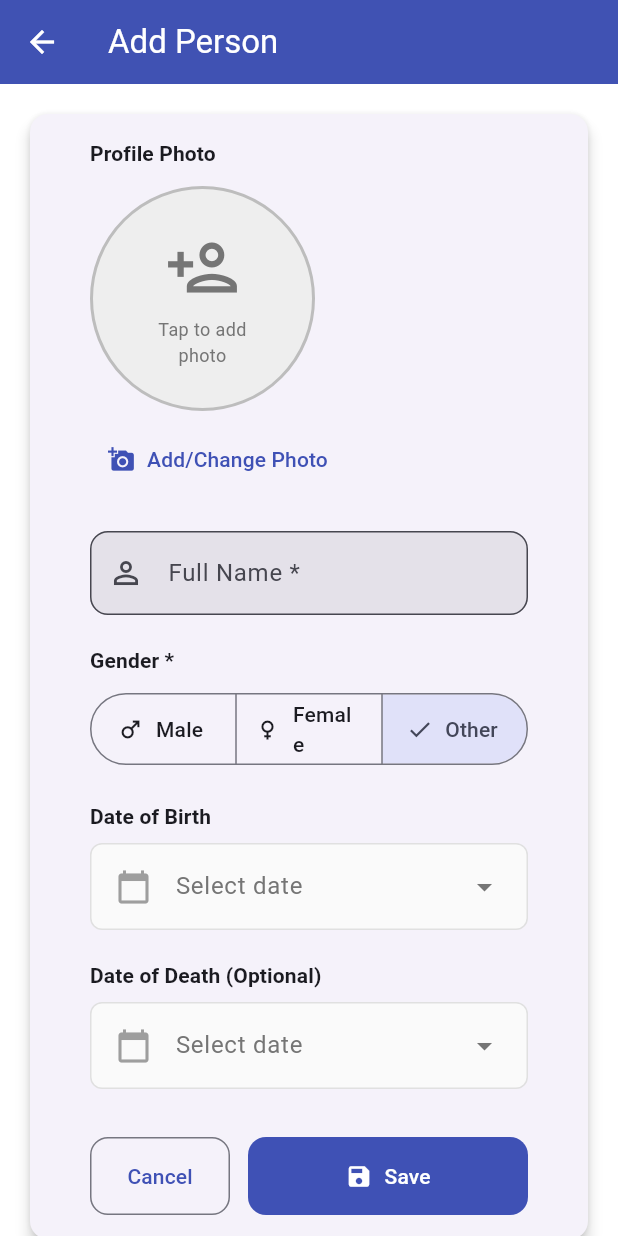
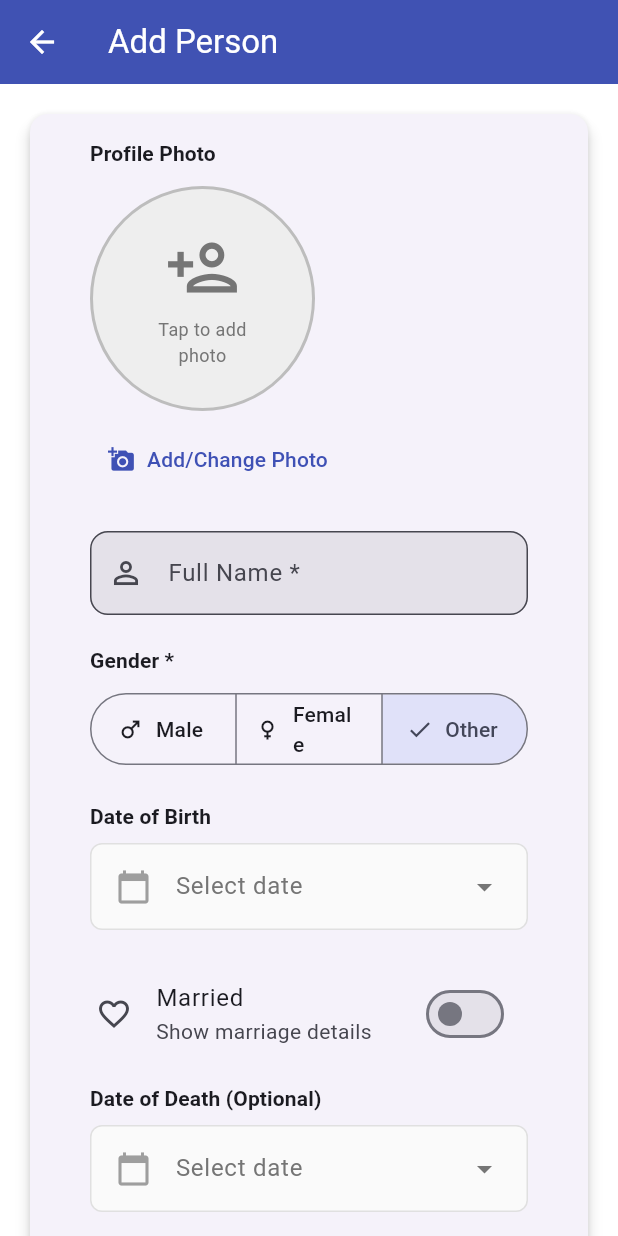
Before and after one commit to BackershanT/kuttiyattel_family_tree, a Flutter app: the _AddPersonContent screen opened directly, on a phone screen of 412 x 824 dp. Run offline on Flutter 3.47's test engine with Material 3 defaults, Android fonts, the phone set to English and light mode, and no system bars; our stand-ins replace cached_network_image, equatable, flutter_bloc, flutter_dotenv, go_router, image_picker and 2 more; missing offline and left inert: graphview; accounts and stored records are empty; network calls fail.

Commit message:
feat: introduce person management feature including data model, repository, BLoC, and UI components.

```diff
--- a/lib/features/persons/data/models/person_model.dart
+++ b/lib/features/persons/data/models/person_model.dart
@@ -4,6 +4,7 @@ class Person {
   final String name;
   final String? gender;
   final DateTime? dateOfBirth;
+  final DateTime? marriageDate;
   final DateTime? dateOfDeath;
   final String? photoUrl;
   final DateTime? createdAt;
@@ -13,6 +14,7 @@ class Person {
     required this.name,
     this.gender,
     this.dateOfBirth,
+    this.marriageDate,
     this.dateOfDeath,
     this.photoUrl,
     this.createdAt,
@@ -25,6 +27,9 @@ class Person {
       gender: map['gender'] as String?,
       dateOfBirth: map['dob'] != null
           ? DateTime.parse(map['dob'] as String)
+          : null,
+      marriageDate: map['marriage_date'] != null
+          ? DateTime.parse(map['marriage_date'] as String)
           : null,
       dateOfDeath: map['dod'] != null
           ? DateTime.parse(map['dod'] as String)
@@ -42,6 +47,7 @@ class Person {
       'name': name,
       'gender': gender,
       'dob': dateOfBirth?.toIso8601String(),
+      'marriage_date': marriageDate?.toIso8601String(),
       'dod': dateOfDeath?.toIso8601String(),
       'photo_url': photoUrl,
       'created_at': createdAt?.toIso8601String(),
--- a/lib/features/persons/data/repositories/person_repository.dart
+++ b/lib/features/persons/data/repositories/person_repository.dart
@@ -39,6 +39,7 @@ class PersonRepository {
     required String name,
     String? gender,
     DateTime? dateOfBirth,
+    DateTime? marriageDate,
     DateTime? dateOfDeath,
     String? photoUrl,
   }) async {
@@ -47,9 +48,15 @@ class PersonRepository {
         'name': name,
         if (gender != null) 'gender': gender,
         if (dateOfBirth != null) 'dob': dateOfBirth.toIso8601String(),
+        if (marriageDate != null) 'marriage_date': marriageDate.toIso8601String(),
         if (dateOfDeath != null) 'dod': dateOfDeath.toIso8601String(),
         if (photoUrl != null) 'photo_url': photoUrl,
       };
+
+      print('═══════════════════════════════════════════════════════════');
+      print('PERSON REPOSITORY: INSERTING DATA');
+      print('Data: $data');
+      print('═══════════════════════════════════════════════════════════');
 
       final response = await _client
           .from(SupabaseConfig.personsTable)
@@ -91,6 +98,7 @@ class PersonRepository {
     required String name,
     String? gender,
     DateTime? dateOfBirth,
+    DateTime? marriageDate,
     DateTime? dateOfDeath,
     String? photoUrl,
   }) async {
@@ -99,6 +107,7 @@ class PersonRepository {
         'name': name,
         if (gender != null) 'gender': gender,
         if (dateOfBirth != null) 'dob': dateOfBirth.toIso8601String(),
+        if (marriageDate != null) 'marriage_date': marriageDate.toIso8601String(),
         if (dateOfDeath != null) 'dod': dateOfDeath.toIso8601String(),
         if (photoUrl != null) 'photo_url': photoUrl,
       };
--- a/lib/features/persons/presentation/bloc/person_bloc.dart
+++ b/lib/features/persons/presentation/bloc/person_bloc.dart
@@ -36,6 +36,7 @@ class PersonBloc extends Bloc<PersonEvent, PersonState> {
         name: event.name,
         gender: event.gender,
         dateOfBirth: event.dateOfBirth,
+        marriageDate: event.marriageDate,
         dateOfDeath: event.dateOfDeath,
         photoUrl: event.photoUrl,
       );
@@ -55,6 +56,7 @@ class PersonBloc extends Bloc<PersonEvent, PersonState> {
         name: event.name,
         gender: event.gender,
         dateOfBirth: event.dateOfBirth,
+        marriageDate: event.marriageDate,
         dateOfDeath: event.dateOfDeath,
         photoUrl: event.photoUrl,
       );
--- a/lib/features/persons/presentation/bloc/person_event.dart
+++ b/lib/features/persons/presentation/bloc/person_event.dart
@@ -13,6 +13,7 @@ class AddPersonEvent extends PersonEvent {
   final String name;
   final String? gender;
   final DateTime? dateOfBirth;
+  final DateTime? marriageDate;
   final DateTime? dateOfDeath;
   final String? photoUrl;
 
@@ -20,12 +21,13 @@ class AddPersonEvent extends PersonEvent {
     required this.name,
     this.gender,
     this.dateOfBirth,
+    this.marriageDate,
     this.dateOfDeath,
     this.photoUrl,
   });
 
   @override
-  List<Object?> get props => [name, gender, dateOfBirth, dateOfDeath, photoUrl];
+  List<Object?> get props => [name, gender, dateOfBirth, marriageDate, dateOfDeath, photoUrl];
 }
 
 class UpdatePersonEvent extends PersonEvent {
@@ -33,6 +35,7 @@ class UpdatePersonEvent extends PersonEvent {
   final String name;
   final String? gender;
   final DateTime? dateOfBirth;
+  final DateTime? marriageDate;
   final DateTime? dateOfDeath;
   final String? photoUrl;
 
@@ -41,12 +44,13 @@ class UpdatePersonEvent extends PersonEvent {
     required this.name,
     this.gender,
     this.dateOfBirth,
+    this.marriageDate,
     this.dateOfDeath,
     this.photoUrl,
   });
 
   @override
-  List<Object?> get props => [id, name, gender, dateOfBirth, dateOfDeath, photoUrl];
+  List<Object?> get props => [id, name, gender, dateOfBirth, marriageDate, dateOfDeath, photoUrl];
 }
 
 class DeletePersonEvent extends PersonEvent {
--- a/lib/features/persons/presentation/screens/add_person_screen.dart
+++ b/lib/features/persons/presentation/screens/add_person_screen.dart
@@ -25,6 +25,7 @@ class _AddPersonContent extends StatelessWidget {
     required String name,
     required String? gender,
     required DateTime? dob,
+    required DateTime? marriageDate,
     required DateTime? dod,
     required String? photoUrl,
   }) {
@@ -42,6 +43,7 @@ class _AddPersonContent extends StatelessWidget {
             Text('Name: $name'),
             if (gender != null) Text('Gender: $gender'),
             if (dob != null) Text('DOB: ${_formatDate(dob)}'),
+            if (marriageDate != null) Text('Marriage: ${_formatDate(marriageDate)}'),
             if (dod != null) Text('DOD: ${_formatDate(dod)}'),
             if (photoUrl != null) const Text('Photo: ✓'),
           ],
@@ -60,6 +62,7 @@ class _AddPersonContent extends StatelessWidget {
               print('Name: $name');
               print('Gender: ${gender ?? "Not specified"}');
               print('Date of Birth: ${dob != null ? _formatDate(dob) : "Not specified"}');
+              print('Marriage Date: ${marriageDate != null ? _formatDate(marriageDate) : "Not specified"}');
               print('Date of Death: ${dod != null ? _formatDate(dod) : "Not specified"}');
               print('Photo URL: ${photoUrl ?? "No photo"}');
               print('Timestamp: ${DateTime.now().toString()}');
@@ -72,6 +75,7 @@ class _AddPersonContent extends StatelessWidget {
                   name: name,
                   gender: gender,
                   dateOfBirth: dob,
+                  marriageDate: marriageDate,
                   dateOfDeath: dod,
                   photoUrl: photoUrl,
                 ),
@@ -112,8 +116,8 @@ class _AddPersonContent extends StatelessWidget {
                 behavior: SnackBarBehavior.floating,
               ),
             );
-            // Navigate back to home
-            context.go('/');
+            // Navigate back to family members
+            context.go('/familymembers');
           } else if (state is PersonsError) {
             ScaffoldMessenger.of(context).showSnackBar(
               SnackBar(
@@ -131,7 +135,7 @@ class _AddPersonContent extends StatelessWidget {
           if (isLoading) {
             return Stack(
               children: [
-                _buildForm(context),
+                _buildForm(context, true),
                 Container(
                   color: Colors.black26,
                   child: const Center(
@@ -142,13 +146,13 @@ class _AddPersonContent extends StatelessWidget {
             );
           }
 
-          return _buildForm(context);
+          return _buildForm(context, false);
         },
       ),
     );
   }
 
-  Widget _buildForm(BuildContext context) {
+  Widget _buildForm(BuildContext context, bool isLoading) {
     return Container(
       color: Theme.of(context).colorScheme.surface,
       child: SingleChildScrollView(
@@ -164,19 +168,20 @@ class _AddPersonContent extends StatelessWidget {
               child: Padding(
                 padding: const EdgeInsets.all(16),
                 child: PersonFormWidget(
-                  isLoading: false,
-                  onSave: (name, gender, dob, dod, photoUrl) {
+                  isLoading: isLoading,
+                  onSave: (name, gender, dob, marriageDate, dod, photoUrl) {
                     _handleSave(
                       context: context,
                       name: name,
                       gender: gender,
                       dob: dob,
+                      marriageDate: marriageDate,
                       dod: dod,
                       photoUrl: photoUrl,
                     );
                   },
                   onCancel: () {
-                    context.go('/');
+                    context.go('/familymembers');
                   },
                 ),
               ),
--- a/lib/features/persons/presentation/screens/person_details_screen.dart
+++ b/lib/features/persons/presentation/screens/person_details_screen.dart
@@ -209,11 +209,6 @@ class _PersonDetailsScreenState extends State<PersonDetailsScreen> {
       appBar: AppBar(
         title: const Text('Person Details'),
         actions: [
-          IconButton(
-            icon: const Icon(Icons.edit),
-            onPressed: () => context.push('/edit-person/$widget.personId'),
-            tooltip: 'Edit',
-          ),
           IconButton(
             icon: const Icon(Icons.delete_outline, color: Colors.red),
             onPressed: _isLoading ? null : _showDeleteConfirmation,
--- a/lib/features/persons/presentation/widgets/person_form_widget.dart
+++ b/lib/features/persons/presentation/widgets/person_form_widget.dart
@@ -8,10 +8,11 @@ class PersonFormWidget extends StatefulWidget {
   final String? initialName;
   final String? initialGender;
   final DateTime? initialDob;
+  final DateTime? initialMarriageDate;
   final DateTime? initialDod;
   final String? initialPhotoUrl;
   final bool isLoading;
-  final Function(String name, String? gender, DateTime? dob, DateTime? dod, String? photoUrl)
+  final Function(String name, String? gender, DateTime? dob, DateTime? marriageDate, DateTime? dod, String? photoUrl)
       onSave;
   final VoidCallback? onCancel;
 
@@ -20,6 +21,7 @@ class PersonFormWidget extends StatefulWidget {
     this.initialName,
     this.initialGender,
     this.initialDob,
+    this.initialMarriageDate,
     this.initialDod,
     this.initialPhotoUrl,
     this.isLoading = false,
@@ -36,8 +38,11 @@ class _PersonFormWidgetState extends State<PersonFormWidget> {
   late TextEditingController _nameController;
   String? _selectedGender;
   DateTime? _selectedDob;
+  DateTime? _selectedMarriageDate;
   DateTime? _selectedDod;
   String? _photoUrl;
+  bool _isPhotoUploading = false;
+  bool _isMarried = false;
   String? _nameError;
 
   @override
@@ -46,6 +51,8 @@ class _PersonFormWidgetState extends State<PersonFormWidget> {
     _nameController = TextEditingController(text: widget.initialName ?? '');
     _selectedGender = widget.initialGender;
     _selectedDob = widget.initialDob;
+    _selectedMarriageDate = widget.initialMarriageDate;
+    _isMarried = widget.initialMarriageDate != null;
     _selectedDod = widget.initialDod;
     _photoUrl = widget.initialPhotoUrl;
   }
@@ -60,6 +67,7 @@ class _PersonFormWidgetState extends State<PersonFormWidget> {
     return _nameController.text != (widget.initialName ?? '') ||
         _selectedGender != widget.initialGender ||
         _selectedDob != widget.initialDob ||
+        _selectedMarriageDate != widget.initialMarriageDate ||
         _selectedDod != widget.initialDod ||
         _photoUrl != widget.initialPhotoUrl;
   }
@@ -70,6 +78,7 @@ class _PersonFormWidgetState extends State<PersonFormWidget> {
         _nameController.text.trim(),
         _selectedGender,
         _selectedDob,
+        _isMarried ? _selectedMarriageDate : null,
         _selectedDod,
         _photoUrl,
       );
@@ -91,6 +100,11 @@ class _PersonFormWidgetState extends State<PersonFormWidget> {
               onPhotoUploaded: (url) {
                 setState(() {
                   _photoUrl = url;
+                });
+              },
+              onUploadingChanged: (isUploading) {
+                setState(() {
+                  _isPhotoUploading = isUploading;
                 });
               },
               isLoading: widget.isLoading,
@@ -164,6 +178,43 @@ class _PersonFormWidgetState extends State<PersonFormWidget> {
           ),
           const SizedBox(height: 20),
 
+          // Married Switch
+          Padding(
+            padding: const EdgeInsets.symmetric(horizontal: 12),
+            child: SwitchListTile(
+              title: const Text('Married'),
+              subtitle: const Text('Show marriage details'),
+              value: _isMarried,
+              onChanged: (value) {
+                setState(() {
+                  _isMarried = value;
+                  if (!value) {
+                    _selectedMarriageDate = null;
+                  }
+                });
+              },
+              secondary: const Icon(Icons.favorite_outline),
+            ),
+          ),
+          const SizedBox(height: 10),
+
+          // Date of Marriage Picker (Conditional)
+          if (_isMarried)
+            Padding(
+              padding: const EdgeInsets.symmetric(horizontal: 24),
+              child: DatePickerWidget(
+                label: 'Date of Marriage',
+                value: _selectedMarriageDate,
+                onChanged: (value) {
+                  setState(() {
+                    _selectedMarriageDate = value;
+                  });
+                },
+                errorText: null,
+              ),
+            ),
+          if (_isMarried) const SizedBox(height: 20),
+
           // Date of Death Picker
           Padding(
             padding: const EdgeInsets.symmetric(horizontal: 24),
@@ -202,8 +253,8 @@ class _PersonFormWidgetState extends State<PersonFormWidget> {
                 Expanded(
                   flex: widget.onCancel != null ? 2 : 1,
                   child: FilledButton.icon(
-                    onPressed: widget.isLoading ? null : _handleSave,
-                    icon: widget.isLoading
+                    onPressed: (widget.isLoading || _isPhotoUploading) ? null : _handleSave,
+                    icon: (widget.isLoading || _isPhotoUploading)
                         ? const SizedBox(
                             width: 16,
                             height: 16,
@@ -215,7 +266,11 @@ class _PersonFormWidgetState extends State<PersonFormWidget> {
                             ),
                           )
                         : const Icon(Icons.save),
-                    label: Text(widget.isLoading ? 'Saving...' : 'Save'),
+                    label: Text(widget.isLoading
+                        ? 'Saving...'
+                        : _isPhotoUploading
+                            ? 'Uploading...'
+                            : 'Save'),
                     style: FilledButton.styleFrom(
                       padding: const EdgeInsets.symmetric(vertical: 16),
                       shape: RoundedRectangleBorder(
```
Also changed, not shown: lib/features/persons/presentation/screens/edit_person_screen.dart (+8 -5 lines), lib/features/persons/presentation/widgets/photo_upload_widget.dart (+40 -17 lines).
